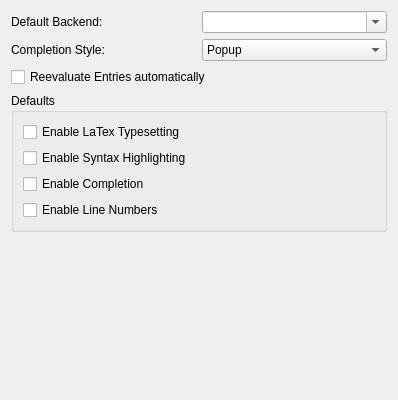
First picture: the form in src/settings.ui, repository KDE/cantor, before the edit.
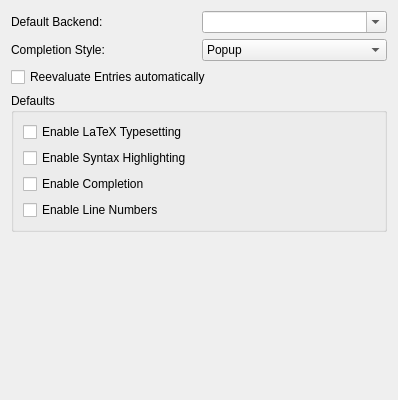
Second picture: the form after the edit. Custom widgets are drawn as their Qt base class.

```diff
--- a/src/settings.ui
+++ b/src/settings.ui
@@ -75,7 +75,7 @@
         <item>
          <widget class="QCheckBox" name="kcfg_TypesetDefault">
           <property name="text">
-           <string>Enable LaTex Typesetting</string>
+           <string>Enable LaTeX Typesetting</string>
           </property>
          </widget>
         </item>
```
